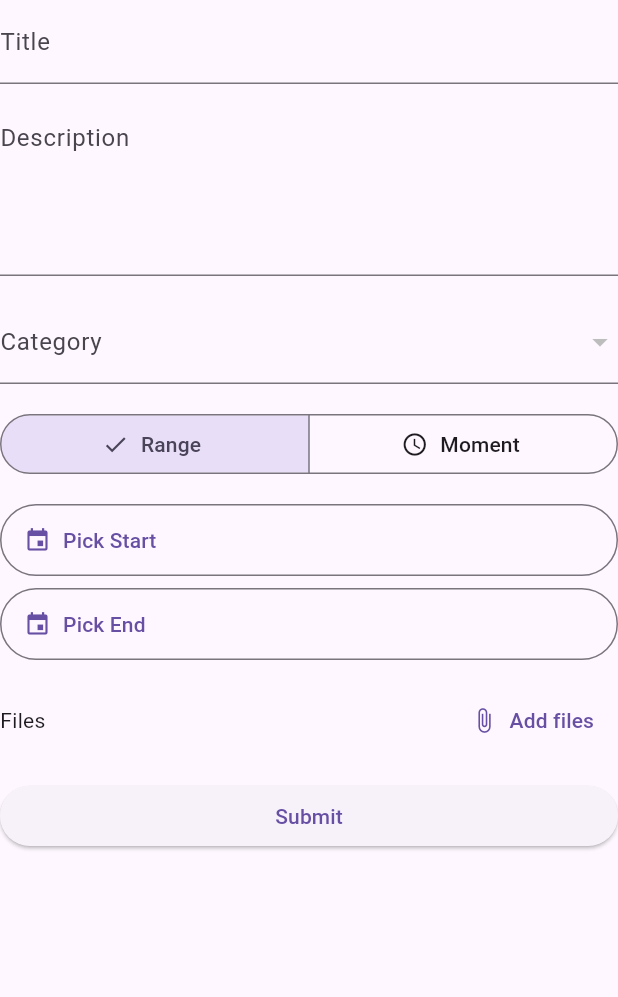
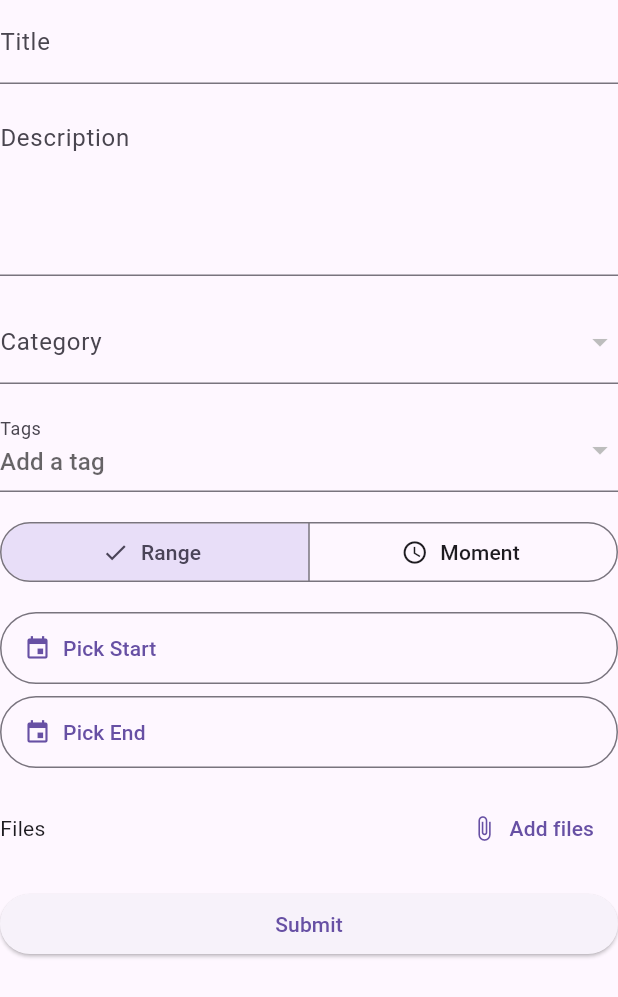
Before and after one commit to Kroonszq/software_for_nature, a Flutter app: the EventForm widget shown alone on an empty page, opened directly, on a phone screen of 412 x 824 dp. Shown: the top 997 px of the screen. Run offline on Flutter 3.47's test engine with Material 3 defaults, Android fonts, the phone set to English and light mode, and no system bars; our stand-ins replace bloc, bloc_concurrency, csv, file_picker, flutter_bloc, flutter_map and 2 more; missing offline and left inert: flutter_map_marker_cluster; accounts and stored records are empty.

Commit message:
you can now add tags to events when creating new events

```diff
--- a/lib/logic/bloc/event_form_bloc/event_form_bloc.dart
+++ b/lib/logic/bloc/event_form_bloc/event_form_bloc.dart
@@ -1,5 +1,5 @@
 import 'package:bloc/bloc.dart';
-import 'package:meta/meta.dart';
+import 'package:flutter/foundation.dart' show immutable;
 import 'package:software_for_nature/data/data_sources/interfaces/attachment_storage.dart';
 import 'package:software_for_nature/data/models/category.dart';
 import 'package:software_for_nature/data/models/event_attachment.dart';
@@ -26,6 +26,15 @@ class EventFormBloc extends Bloc<EventFormBlocEvent, EventFormBlocState> {
 
   EventFormBloc({required this._attachmentStorage, required this._categoryService, required this._eventService, required this._userService, EventPost? initialEvent,}): _initialEvent = initialEvent, super(_initialStateFor(initialEvent)) {
     on<CategoriesRequested>(_onCategoriesRequested);
+    on<TagsRequested>(_onTagsRequested);
+    on<TagSelected>((e, emit) => emit(
+          state.copyWith(selectedTags: [...state.selectedTags, e.tag]),
+        ));
+    on<TagDeselected>((e, emit) => emit(
+          state.copyWith(
+            selectedTags: state.selectedTags.where((t) => t != e.tag).toList(),
+          ),
+        ));
     on<TitleChanged>((e, emit) => emit(state.copyWith(title: e.title)));
     on<DescriptionChanged>((e, emit) => emit(state.copyWith(description: e.description)));
     on<CategorySelected>((e, emit) => emit(state.copyWith(categoryId: e.categoryId)));
@@ -38,6 +47,7 @@ class EventFormBloc extends Bloc<EventFormBlocEvent, EventFormBlocState> {
     on<FormSubmitted>(_onSubmitted);
 
     add(CategoriesRequested());
+    add(TagsRequested());
   }
 
   /// Builds the form's starting state, pre-filled from [event] when editing.
@@ -50,6 +60,8 @@ class EventFormBloc extends Bloc<EventFormBlocEvent, EventFormBlocState> {
       title: event.title,
       description: event.description,
       categoryId: event.categoryId,
+      availableTags: const [],
+      selectedTags: event.tags,
       mode: event.isMoment ? EventTimeMode.timestamp : EventTimeMode.range,
       start: event.startDuration,
       end: event.endDuration,
@@ -61,6 +73,17 @@ class EventFormBloc extends Bloc<EventFormBlocEvent, EventFormBlocState> {
   Future<void> _onCategoriesRequested(CategoriesRequested event, Emitter<EventFormBlocState> emit) async {
     final categories = await _categoryService.getAllCategories();
     emit(state.copyWith(categories: categories));
+  }
+
+  Future<void> _onTagsRequested(TagsRequested event, Emitter<EventFormBlocState> emit) async {
+    final events = await _eventService.getAllEvents();
+    final Map<String, Tag> distinctTags = {};
+    for (final e in events) {
+      for (final tag in e.tags) {
+        distinctTags.putIfAbsent(tag.label, () => tag);
+      }
+    }
+    emit(state.copyWith(availableTags: distinctTags.values.toList()));
   }
 
   Future<void> _onSubmitted(FormSubmitted event, Emitter<EventFormBlocState> emit) async {
@@ -117,7 +140,7 @@ class EventFormBloc extends Bloc<EventFormBlocEvent, EventFormBlocState> {
           coordinates: _initialEvent.coordinates,
           attachments: attachments,
           charts: _initialEvent.charts,
-          tags: _initialEvent.tags,
+          tags: state.selectedTags,
         )
           ..category = _initialEvent.category
           ..user = _initialEvent.user;
@@ -148,6 +171,7 @@ class EventFormBloc extends Bloc<EventFormBlocEvent, EventFormBlocState> {
         categoryId: state.categoryId!,
         userId: userId,
         attachments: attachments,
+        tags: state.selectedTags,
       );
 
       await _eventService.createEvent(eventPost);
--- a/lib/logic/bloc/event_form_bloc/event_form_bloc_event.dart
+++ b/lib/logic/bloc/event_form_bloc/event_form_bloc_event.dart
@@ -5,7 +5,17 @@ sealed class EventFormBlocEvent {}
 
 final class CategoriesRequested extends EventFormBlocEvent {}
 
-final class TagsRequested extends  EventFormBlocEvent {}
+final class TagsRequested extends EventFormBlocEvent {}
+
+final class TagSelected extends EventFormBlocEvent {
+  final Tag tag;
+  TagSelected(this.tag);
+}
+
+final class TagDeselected extends EventFormBlocEvent {
+  final Tag tag;
+  TagDeselected(this.tag);
+}
 
 final class TitleChanged extends EventFormBlocEvent {
   final String title;
--- a/lib/logic/bloc/event_form_bloc/event_form_bloc_state.dart
+++ b/lib/logic/bloc/event_form_bloc/event_form_bloc_state.dart
@@ -12,7 +12,8 @@ final class EventFormBlocState {
   final String description;
   final List<Category> categories;
   final String? categoryId;
-  final List<Tag> tags;
+  final List<Tag> availableTags;
+  final List<Tag> selectedTags;
   final EventTimeMode mode;
   final DateTime? start;
   final DateTime? end;
@@ -24,7 +25,8 @@ final class EventFormBlocState {
   const EventFormBlocState({
     this.title = '',
     this.description = '',
-    this.tags = const [],
+    this.availableTags = const [],
+    this.selectedTags = const [],
     this.categories = const [],
     this.categoryId,
     this.mode = EventTimeMode.range,
@@ -40,7 +42,8 @@ final class EventFormBlocState {
     String? title,
     String? description,
     List<Category>? categories,
-    List<Tag>? tags,
+    List<Tag>? availableTags,
+    List<Tag>? selectedTags,
     String? categoryId,
     EventTimeMode? mode,
     DateTime? start,
@@ -54,7 +57,8 @@ final class EventFormBlocState {
       title: title ?? this.title,
       description: description ?? this.description,
       categories: categories ?? this.categories,
-      tags: tags ?? this.tags,
+      availableTags: availableTags ?? this.availableTags,
+      selectedTags: selectedTags ?? this.selectedTags,
       categoryId: categoryId ?? this.categoryId,
       mode: mode ?? this.mode,
       start: start ?? this.start,
--- a/lib/presentation/widgets/event/event_form.dart
+++ b/lib/presentation/widgets/event/event_form.dart
@@ -2,10 +2,11 @@ import 'package:flutter/material.dart';
 import 'package:flutter_bloc/flutter_bloc.dart';
 import 'package:software_for_nature/logic/bloc/event_form_bloc/event_form_bloc.dart';
 import 'package:software_for_nature/presentation/widgets/event/form/event_attachments_field.dart';
+import 'package:software_for_nature/presentation/widgets/event/form/event_category_field.dart';
 import 'package:software_for_nature/presentation/widgets/event/form/event_date_time_field.dart';
 import 'package:software_for_nature/presentation/widgets/event/form/event_description_field.dart';
-import 'package:software_for_nature/presentation/widgets/event/form/event_category_field.dart';
 import 'package:software_for_nature/presentation/widgets/event/form/event_submit_button.dart';
+import 'package:software_for_nature/presentation/widgets/event/form/event_tags_field.dart';
 import 'package:software_for_nature/presentation/widgets/event/form/event_time_mode_field.dart';
 import 'package:software_for_nature/presentation/widgets/event/form/event_title_field.dart';
 
@@ -32,6 +33,8 @@ class EventForm extends StatelessWidget {
             SizedBox(height: 16),
             EventCategoryField(),
             SizedBox(height: 16),
+            EventTagsField(),
+            SizedBox(height: 16),
             EventTimeModeField(),
             SizedBox(height: 16),
             EventDateTimeField(),
--- /dev/null
+++ b/lib/presentation/widgets/event/form/event_tags_field.dart
@@ -0,0 +1,71 @@
+import 'package:flutter/material.dart';
+import 'package:flutter_bloc/flutter_bloc.dart';
+import 'package:software_for_nature/data/models/tag.dart';
+import 'package:software_for_nature/logic/bloc/event_form_bloc/event_form_bloc.dart';
+
+class EventTagsField extends StatelessWidget {
+  const EventTagsField({super.key});
+
+  @override
+  Widget build(BuildContext context) {
+    return BlocBuilder<EventFormBloc, EventFormBlocState>(
+      buildWhen: (prev, curr) =>
+          prev.availableTags != curr.availableTags ||
+          prev.selectedTags != curr.selectedTags,
+      builder: (context, state) {
+        final availableTags = state.availableTags
+            .where((tag) => !state.selectedTags.contains(tag))
+            .toList();
+        final uniqueAvailableTags = <Tag>[];
+        final seen = <String>{};
+        for (final tag in availableTags) {
+          final key = '${tag.label}:${tag.color.toARGB32()}';
+          if (seen.add(key)) {
+            uniqueAvailableTags.add(tag);
+          }
+        }
+        uniqueAvailableTags.sort((a, b) => a.label.compareTo(b.label));
+
+        return Column(
+          crossAxisAlignment: CrossAxisAlignment.stretch,
+          children: [
+            DropdownButtonFormField<Tag>(
+              key: ValueKey(uniqueAvailableTags.map((tag) => '${tag.label}:${tag.color.toARGB32()}').join(',')),
+              decoration: const InputDecoration(labelText: 'Tags'),
+              initialValue: null,
+              hint: const Text('Add a tag'),
+              items: [
+                for (final tag in uniqueAvailableTags)
+                  DropdownMenuItem<Tag>(
+                    value: tag,
+                    child: Text(tag.label),
+                  ),
+              ],
+              onChanged: (tag) {
+                if (tag == null) return;
+                context.read<EventFormBloc>().add(TagSelected(tag));
+              },
+            ),
+            if (state.selectedTags.isNotEmpty) ...[
+              const SizedBox(height: 12),
+              Wrap(
+                spacing: 8,
+                runSpacing: 8,
+                children: state.selectedTags.map((tag) {
+                  final foreground = ThemeData.estimateBrightnessForColor(tag.color) == Brightness.dark
+                      ? Colors.white
+                      : Colors.black87;
+                  return InputChip(
+                    label: Text(tag.label, style: TextStyle(color: foreground)),
+                    backgroundColor: tag.color,
+                    onDeleted: () => context.read<EventFormBloc>().add(TagDeselected(tag)),
+                  );
+                }).toList(),
+              ),
+            ],
+          ],
+        );
+      },
+    );
+  }
+}
```
